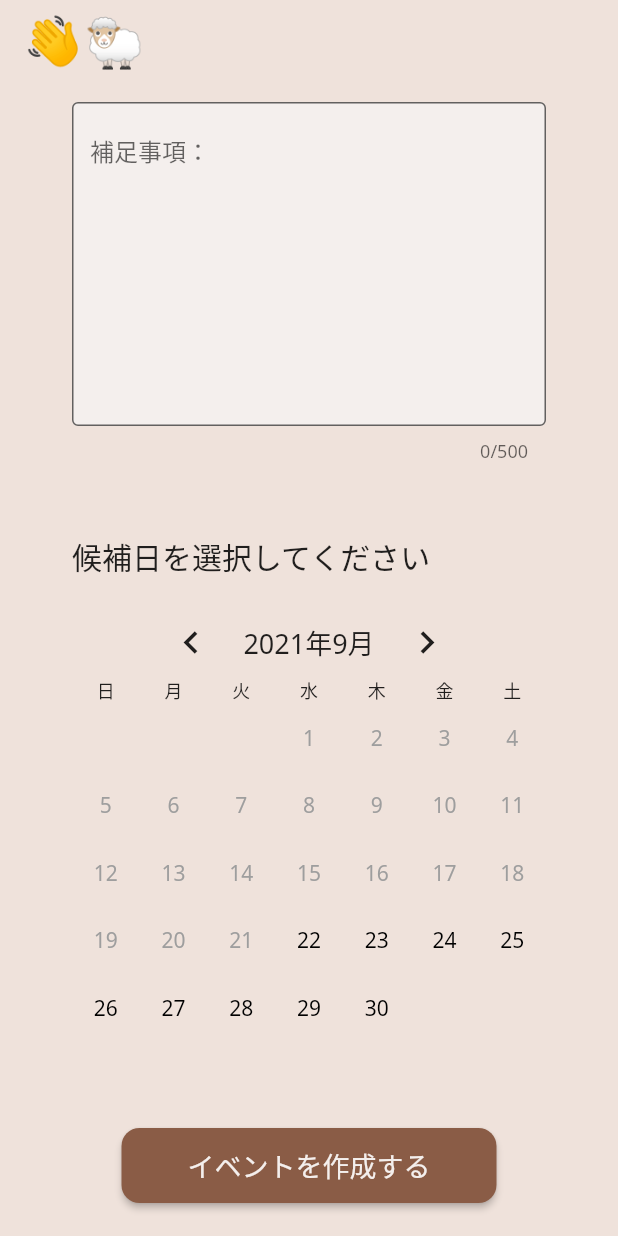
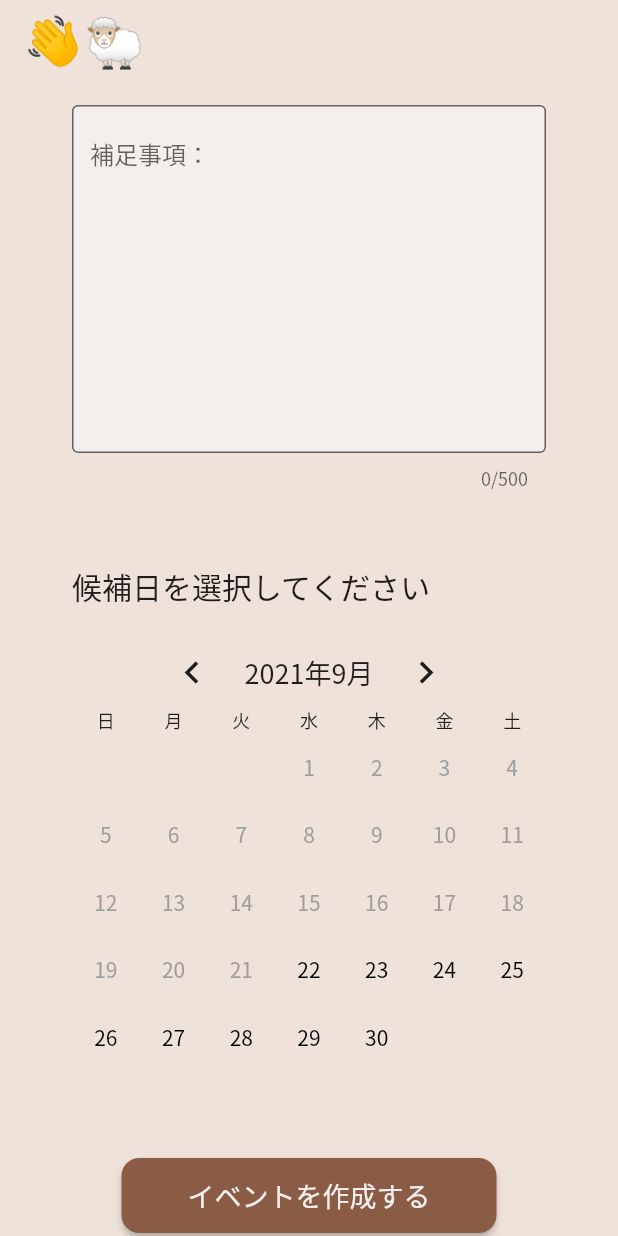
Before and after one commit to gyvm/hi-tsujisan-flutter, a Flutter app: the screen it shows after launch, scrolled down 576 dp, on a phone screen of 412 x 824 dp. Run offline on Flutter 3.47's test engine with Material 2 defaults, Android fonts, the phone set to English and light mode, and no system bars; our stand-ins replace google_fonts; missing offline and left inert: dart:html.

Commit message:
fontの指定方法を変更

```diff
--- a/lib/main.dart
+++ b/lib/main.dart
@@ -33,10 +33,10 @@ class _MyAppState extends State<MyApp> {
       debugShowCheckedModeBanner: false,
       theme: ThemeData(
         primarySwatch: Colors.blue,
-        textTheme: GoogleFonts.notoSansTextTheme(
-          Theme.of(context).textTheme,
-        ),
-        // fontFamily: "NotoSansJP",
+        // textTheme: GoogleFonts.notoSansTextTheme(
+        //   Theme.of(context).textTheme,
+        // ),
+        fontFamily: "NotoSansJP",
       ),
       routerDelegate: _routerDelegate,
       routeInformationParser: _routeInformationParser,
```
Also changed, not shown: pubspec.yaml (+6 -6 lines).
